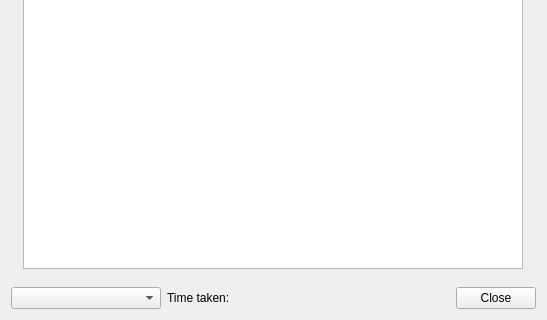
sanchaez/university-tasks, file mainwindow.ui: the form before one commit; both pictures show x 0 to 547 and y 254 to 574 of the 547 by 574 pixel window.
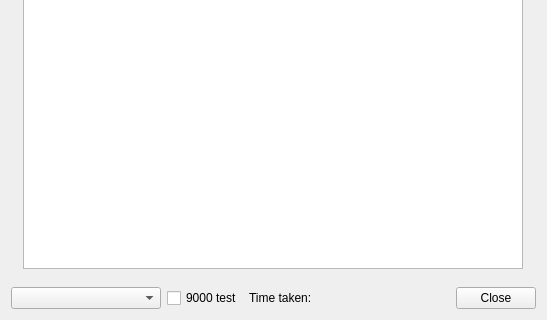
The form after the commit.

Commit message: cg_lab1: Added proper test

The edit to the form file:
```diff
--- a/mainwindow.ui
+++ b/mainwindow.ui
@@ -74,8 +74,18 @@
         </property>
        </widget>
       </item>
+      <item>
+       <widget class="QCheckBox" name="testCheckBox">
+        <property name="text">
+         <string>9000 test</string>
+        </property>
+       </widget>
+      </item>
       <item>
        <widget class="QLabel" name="timeTaken">
+        <property name="enabled">
+         <bool>true</bool>
+        </property>
         <property name="sizePolicy">
          <sizepolicy hsizetype="Minimum" vsizetype="Fixed">
           <horstretch>0</horstretch>
```
Left out of the diff: 20 changed lines with no effect on the pictures. The commit also changes 2 other files.
